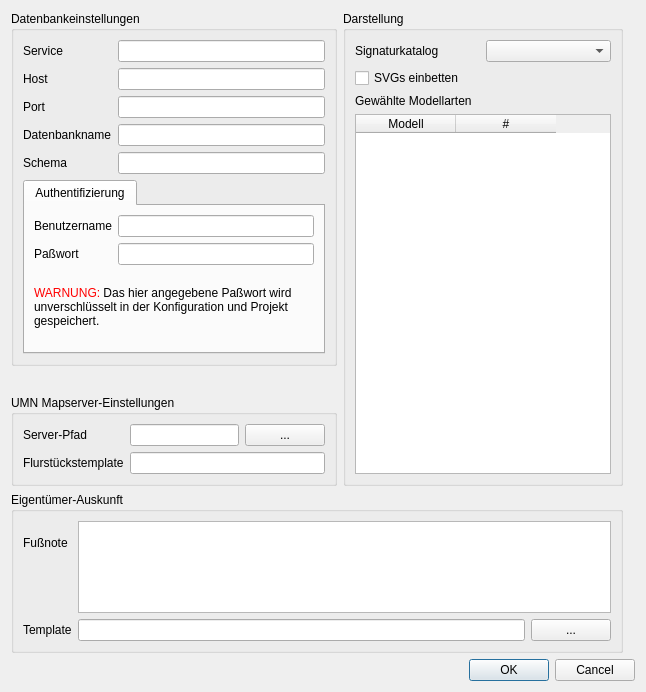
Above: conf.ui from norBIT/alkisplugin before the change. Below: the same form after it.
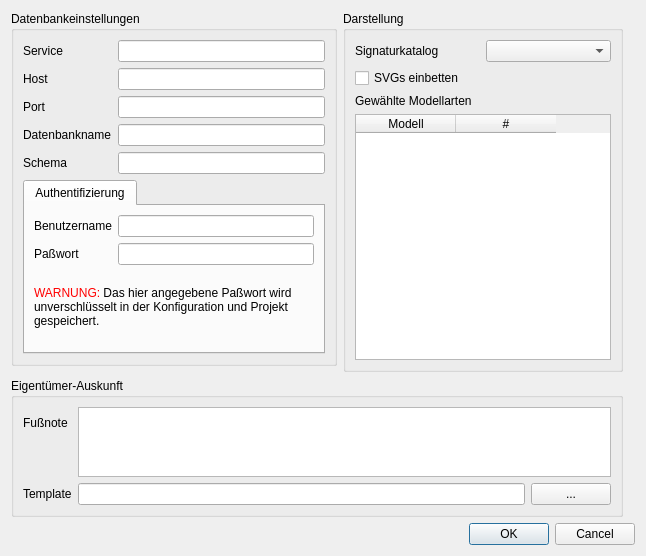
That is the form after the change.

Diff of the .ui file:
```diff
--- a/conf.ui
+++ b/conf.ui
@@ -7,7 +7,7 @@
     <x>0</x>
     <y>0</y>
     <width>646</width>
-    <height>692</height>
+    <height>532</height>
    </rect>
   </property>
   <property name="windowTitle">
@@ -21,62 +21,6 @@
      </property>
     </widget>
    </item>
-   <item row="1" column="1" rowspan="5">
-    <widget class="QGroupBox" name="groupBox_2">
-     <property name="title">
-      <string>Darstellung</string>
-     </property>
-     <layout class="QGridLayout" name="gridLayout_3">
-      <item row="2" column="0" colspan="2">
-       <widget class="QLabel" name="label_9">
-        <property name="text">
-         <string>Gewählte Modellarten</string>
-        </property>
-        <property name="buddy">
-         <cstring>twModellarten</cstring>
-        </property>
-       </widget>
-      </item>
-      <item row="0" column="0">
-       <widget class="QLabel" name="label_4">
-        <property name="text">
-         <string>Signaturkatalog</string>
-        </property>
-        <property name="buddy">
-         <cstring>lePWD</cstring>
-        </property>
-       </widget>
-      </item>
-      <item row="3" column="0" colspan="2">
-       <widget class="QTableWidget" name="twModellarten">
-        <property name="enabled">
-         <bool>true</bool>
-        </property>
-        <column>
-         <property name="text">
-          <string>Modell</string>
-         </property>
-        </column>
-        <column>
-         <property name="text">
-          <string>#</string>
-         </property>
-        </column>
-       </widget>
-      </item>
-      <item row="0" column="1">
-       <widget class="QComboBox" name="cbxSignaturkatalog"/>
-      </item>
-      <item row="1" column="0" colspan="2">
-       <widget class="QCheckBox" name="cbEmbedSVGs">
-        <property name="text">
-         <string>SVGs einbetten</string>
-        </property>
-       </widget>
-      </item>
-     </layout>
-    </widget>
-   </item>
    <item row="6" column="0" colspan="2">
     <widget class="QGroupBox" name="groupBox_4">
      <property name="title">
@@ -265,45 +209,59 @@
      </layout>
     </widget>
    </item>
-   <item row="5" column="0">
-    <widget class="QGroupBox" name="groupBox_3">
+   <item row="1" column="1" rowspan="4">
+    <widget class="QGroupBox" name="groupBox_2">
      <property name="title">
-      <string>UMN Mapserver-Einstellungen</string>
+      <string>Darstellung</string>
      </property>
-     <layout class="QGridLayout" name="gridLayout_4">
+     <layout class="QGridLayout" name="gridLayout_3">
+      <item row="2" column="0" colspan="2">
+       <widget class="QLabel" name="label_9">
+        <property name="text">
+         <string>Gewählte Modellarten</string>
+        </property>
+        <property name="buddy">
+         <cstring>twModellarten</cstring>
+        </property>
+       </widget>
+      </item>
       <item row="0" column="0">
-       <widget class="QLabel" name="label_10">
+       <widget class="QLabel" name="label_4">
         <property name="text">
-         <string>Server-Pfad</string>
+         <string>Signaturkatalog</string>
         </property>
         <property name="buddy">
          <cstring>leSERVICE</cstring>
         </property>
        </widget>
       </item>
+      <item row="3" column="0" colspan="2">
+       <widget class="QTableWidget" name="twModellarten">
+        <property name="enabled">
+         <bool>true</bool>
+        </property>
+        <column>
+         <property name="text">
+          <string>Modell</string>
+         </property>
+        </column>
+        <column>
+         <property name="text">
+          <string>#</string>
+         </property>
+        </column>
+       </widget>
+      </item>
       <item row="0" column="1">
-       <widget class="QLineEdit" name="leUMNPath"/>
+       <widget class="QComboBox" name="cbxSignaturkatalog"/>
       </item>
-      <item row="0" column="2">
-       <widget class="QPushButton" name="pbUMNBrowse">
+      <item row="1" column="0" colspan="2">
+       <widget class="QCheckBox" name="cbEmbedSVGs">
         <property name="text">
-         <string>...</string>
+         <string>SVGs einbetten</string>
         </property>
        </widget>
       </item>
-      <item row="1" column="0">
-       <widget class="QLabel" name="label_11">
-        <property name="text">
-         <string>Flurstückstemplate</string>
-        </property>
-        <property name="buddy">
-         <cstring>leSERVICE</cstring>
-        </property>
-       </widget>
-      </item>
-      <item row="1" column="1" colspan="2">
-       <widget class="QLineEdit" name="leUMNTemplate"/>
-      </item>
      </layout>
      <zorder>leUMNPath</zorder>
      <zorder>label_10</zorder>
```
Left out of the diff: 10 changed lines with no effect on the pictures.
